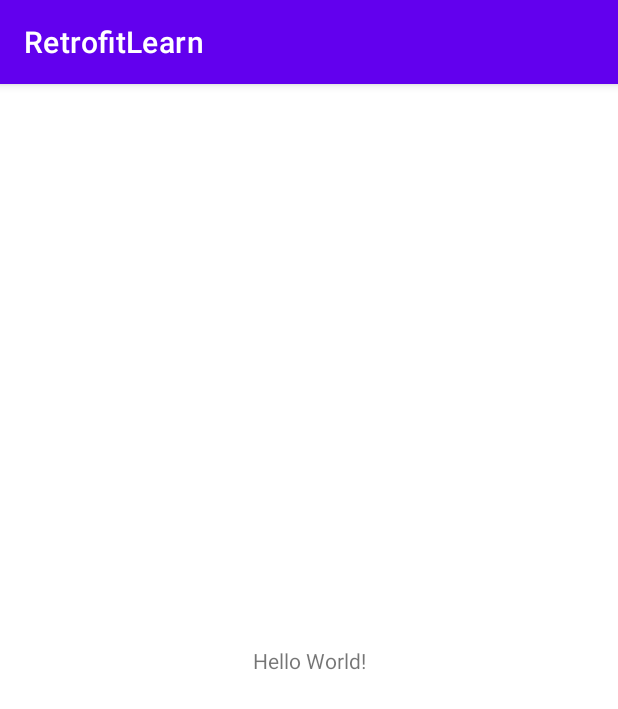
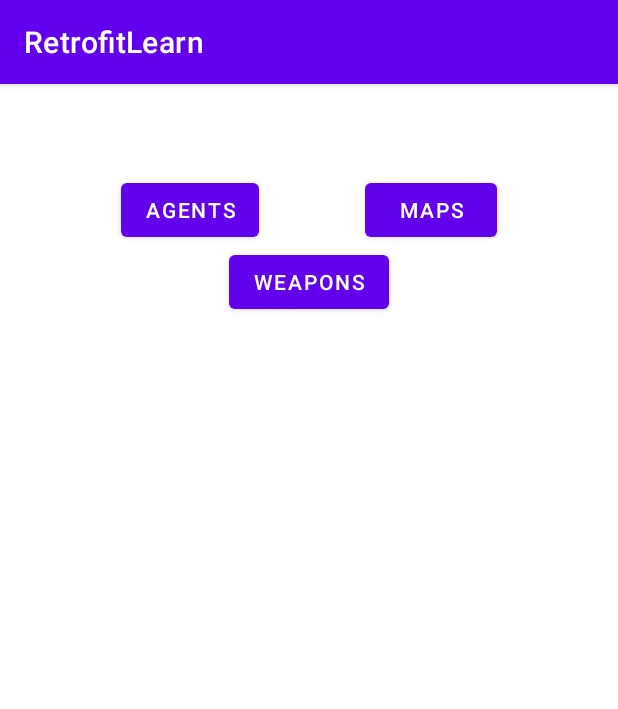
Before and after one commit to SabrinaSuellen/AndroidPractice, an Android app: the screen it shows after launch (MainActivity), on a phone screen of 412 x 824 dp. Shown: the top 709 px of the screen. Run offline under Robolectric (Android 15) with nearby library versions, the phone set to English and light mode, and no system bars.

Commit message:
11/02 app independente - inicio layout

```diff
--- a/RetrofitLearn/app/src/main/AndroidManifest.xml
+++ b/RetrofitLearn/app/src/main/AndroidManifest.xml
@@ -5,12 +5,13 @@
     <application
         android:allowBackup="true"
         android:icon="@mipmap/ic_launcher"
+        android:usesCleartextTraffic="true"
         android:label="@string/app_name"
         android:roundIcon="@mipmap/ic_launcher_round"
         android:supportsRtl="true"
         android:theme="@style/Theme.RetrofitLearn">
         <activity
-            android:name=".MainActivity"
+            android:name=".view.MainActivity"
             android:exported="true">
             <intent-filter>
                 <action android:name="android.intent.action.MAIN" />
--- /dev/null
+++ b/RetrofitLearn/app/src/main/java/com/example/retrofitlearn/service/RetrofitClient.kt
@@ -0,0 +1,4 @@
+package com.example.retrofitlearn.service
+
+class RetrofitClient {
+}
--- a/RetrofitLearn/app/src/main/java/com/example/retrofitlearn/MainActivity.kt
+++ b/RetrofitLearn/app/src/main/java/com/example/retrofitlearn/view/MainActivity.kt
@@ -1,7 +1,8 @@
-package com.example.retrofitlearn
+package com.example.retrofitlearn.view
 
 import androidx.appcompat.app.AppCompatActivity
 import android.os.Bundle
+import com.example.retrofitlearn.R
 
 class MainActivity : AppCompatActivity() {
     override fun onCreate(savedInstanceState: Bundle?) {
--- a/RetrofitLearn/app/src/main/res/layout/activity_main.xml
+++ b/RetrofitLearn/app/src/main/res/layout/activity_main.xml
@@ -4,15 +4,37 @@
     xmlns:tools="http://schemas.android.com/tools"
     android:layout_width="match_parent"
     android:layout_height="match_parent"
-    tools:context=".MainActivity">
+    android:orientation="vertical"
+    android:padding="10dp"
+    tools:context=".view.MainActivity">
 
-    <TextView
+    <Button
+        android:id="@+id/bt_agents"
         android:layout_width="wrap_content"
         android:layout_height="wrap_content"
-        android:text="Hello World!"
-        app:layout_constraintBottom_toBottomOf="parent"
+        android:layout_marginTop="50dp"
+        android:text="Agents"
         app:layout_constraintLeft_toLeftOf="parent"
+        app:layout_constraintRight_toLeftOf="@id/bt_maps"
+        app:layout_constraintTop_toTopOf="parent" />
+
+    <Button
+        android:id="@+id/bt_maps"
+        android:layout_width="wrap_content"
+        android:layout_height="wrap_content"
+        android:layout_marginTop="50dp"
+        android:text="maps"
+        app:layout_constraintLeft_toRightOf="@id/bt_agents"
         app:layout_constraintRight_toRightOf="parent"
         app:layout_constraintTop_toTopOf="parent" />
 
+    <Button
+        android:layout_width="wrap_content"
+        android:layout_height="wrap_content"
+        app:layout_constraintLeft_toLeftOf="parent"
+        app:layout_constraintRight_toRightOf="parent"
+        app:layout_constraintTop_toBottomOf="@id/bt_agents"
+        android:text="Weapons"/>
+
+
 </androidx.constraintlayout.widget.ConstraintLayout>
```
